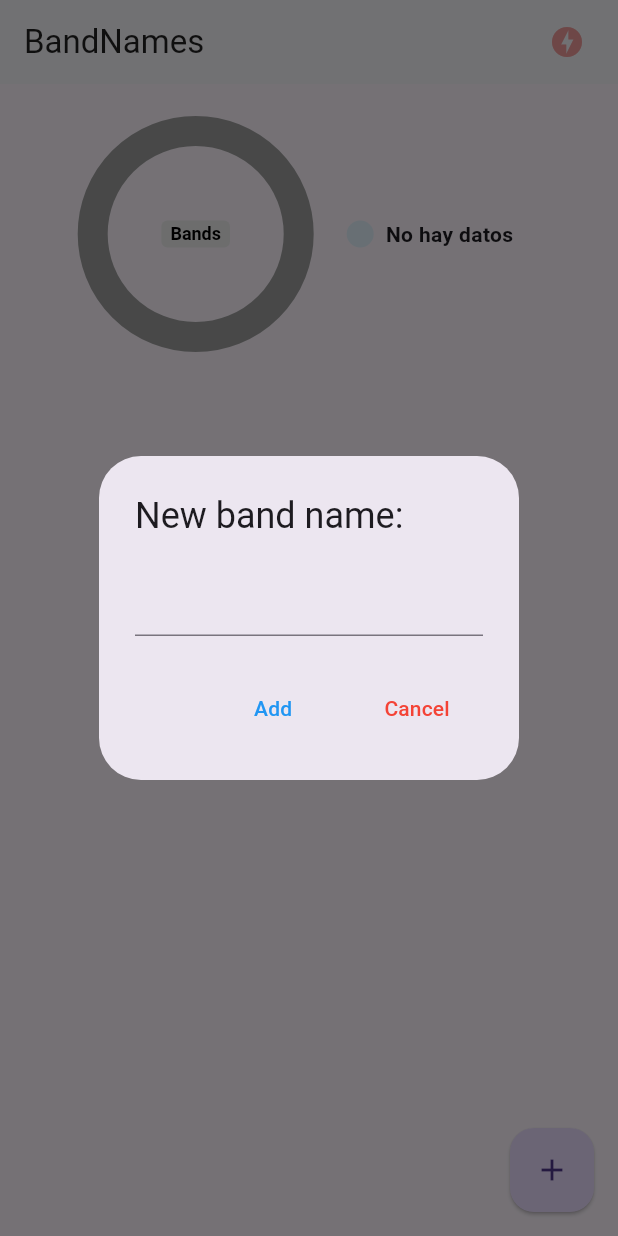
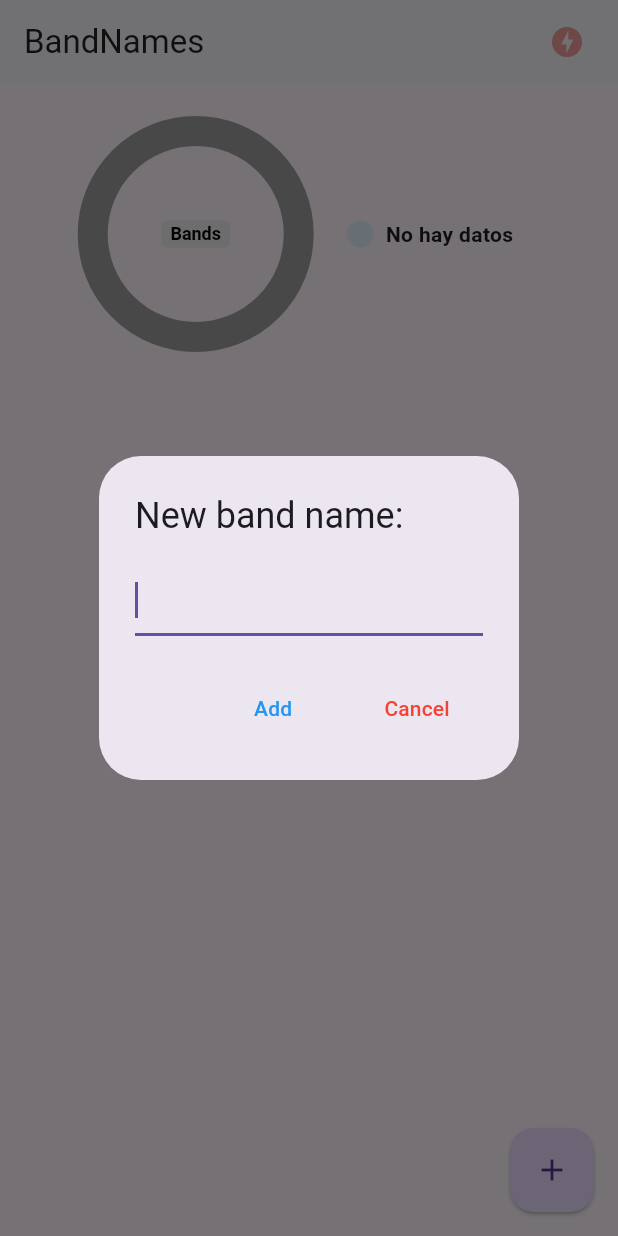
Before and after one commit to davalerova/band_names, a Flutter app: the screen it shows after launch, after a tap on the "add" icon, on a phone screen of 412 x 824 dp. Run offline on Flutter 3.47's test engine with Material 3 defaults, Android fonts, the phone set to English and light mode, and no system bars; drawn by our look-alikes of pie_chart; our stand-ins replace socket_io_client; network calls fail.

```diff
--- a/lib/pages/home_page.dart
+++ b/lib/pages/home_page.dart
@@ -109,6 +109,9 @@ class HomePageState extends State<HomePage> {
                 title: Text('New band name:'),
                 content: TextField(
                   controller: textController,
+                  autofocus: true,
+                  keyboardType: TextInputType.text,
+                  textCapitalization: TextCapitalization.sentences,
                 ),
                 actions: <Widget>[
                   MaterialButton(
--- a/lib/services/socket_service.dart
+++ b/lib/services/socket_service.dart
@@ -17,8 +17,8 @@ class SocketService with ChangeNotifier {
 
   void _initConfig() {
     // IO.Socket socket = IO.io('https://vibramon.co/ws/socket.io/', {
-    // IO.Socket socket = IO.io('https://express-server-socket-io.onrender.com/', {
-    _socket = IO.io('http://192.168.2.31:3000/', {
+    // _socket = IO.io('http://192.168.2.31:3000/', {
+    _socket = IO.io('https://express-server-socket-io.onrender.com/', {
       'transports': ['websocket'],
       'autoConnect': true,
     });
```
